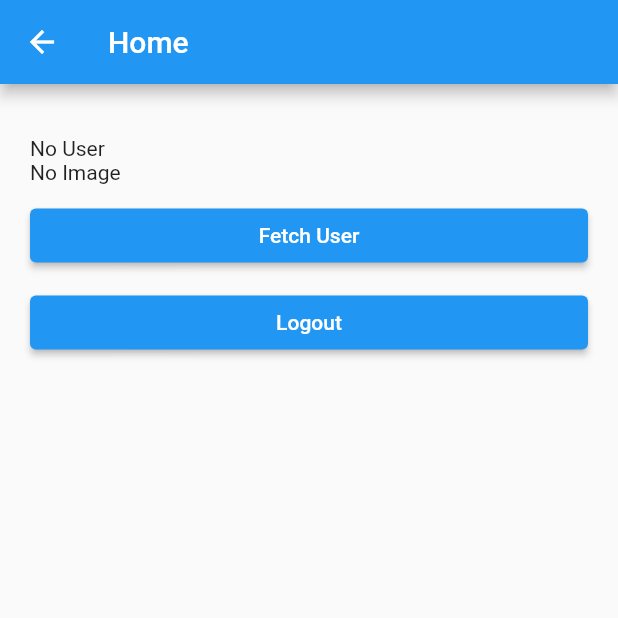
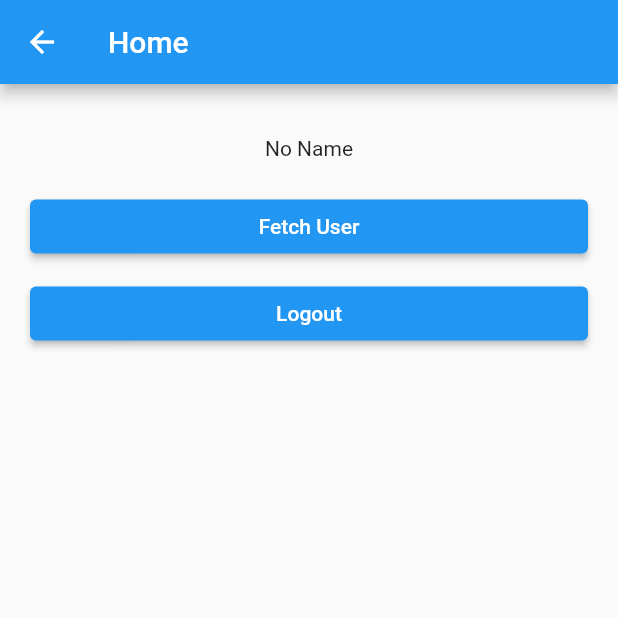
Before and after one commit to yobisetiawan/base-flutter3, a Flutter app: the HomePage screen opened by its route, on a phone screen of 412 x 824 dp, the top half of it. Run offline on Flutter 3.47's test engine with Material 2 defaults, Android fonts, the phone set to English and light mode, and no system bars; our stand-ins replace get, get_storage, getwidget; accounts and stored records are empty; network calls fail.

Commit message:
add check auth

```diff
--- a/lib/configs/routes.dart
+++ b/lib/configs/routes.dart
@@ -1,11 +1,12 @@
 import 'package:app3/configs/route_name.dart';
 import 'package:app3/pages/home.dart';
 import 'package:app3/pages/login.dart';
+import 'package:app3/pages/splash.dart';
 import 'package:get/get.dart';
 
 class Routes {
   static final List<GetPage<dynamic>> pages = [
-    GetPage(name: RouteName.initial, page: () => const LoginPage()),
+    GetPage(name: RouteName.initial, page: () => const SplashPage()),
     GetPage(name: RouteName.login, page: () => const LoginPage()),
     GetPage(name: RouteName.home, page: () => const HomePage()),
   ];
--- a/lib/pages/home.dart
+++ b/lib/pages/home.dart
@@ -23,17 +23,25 @@ class HomePage extends StatelessWidget {
             height: 15,
           ),
           Obx(
-            () => Text(auth.user.value.email ?? 'No User'),
+            () => Center(
+              child: Text(auth.user.value.name ?? 'No Name'),
+            ),
           ),
-          Obx(
-            () => Text(auth.user.value.avatar?.url ?? 'No Image'),
+          const SizedBox(
+            height: 10.0,
           ),
           Obx(
             () {
               if (auth.user.value.avatar?.url != null) {
-                return GFAvatar(
-                  backgroundImage:
-                      NetworkImage(auth.user.value.avatar?.url ?? ''),
+                return Center(
+                  child: SizedBox(
+                    width: 100,
+                    height: 100,
+                    child: GFAvatar(
+                      backgroundImage:
+                          NetworkImage(auth.user.value.avatar?.url ?? ''),
+                    ),
+                  ),
                 );
               }
               return const SizedBox();
```
Also changed, not shown: lib/pages/splash.dart (added, +20 -0 lines), lib/provider/auth.dart (+10 -0 lines).
